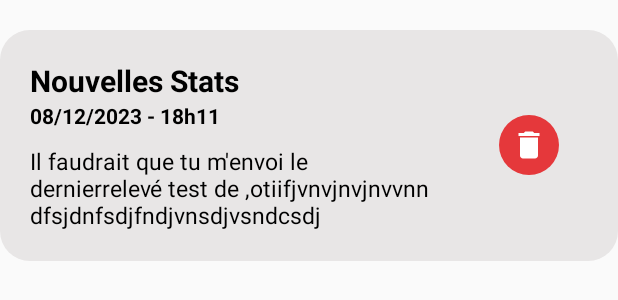
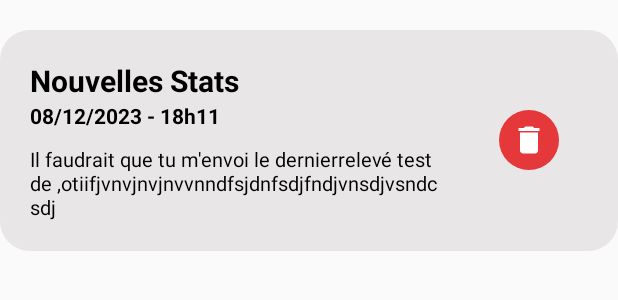
Before and after one commit to ArnaudCs/HAI811I-Interim, an Android app: the layout notification_element_card.xml on its own in the app's theme, with its tools: preview values and no code run, on a phone screen of 412 x 824 dp. Shown: the top 300 px of the screen. Run offline under Robolectric (Android 15) with nearby library versions, the phone set to English and light mode, and no system bars.

Commit message:
[AC] Ajout des notifications (modification layout)

```diff
--- a/app/src/main/res/layout/notification_element_card.xml
+++ b/app/src/main/res/layout/notification_element_card.xml
@@ -73,10 +73,10 @@
                     android:layout_marginTop="10dp"
                     android:layout_height="wrap_content"
                     android:minLines="1"
-                    android:maxLines="4"
+                    android:maxLines="5"
                     android:text="Il faudrait que tu m'envoi le dernierrelevé test de ,otiifjvnvjnvjnvvnndfsjdnfsdjfndjvnsdjvsndcsdj"
                     android:textColor="@color/black"
-                    android:textSize="15sp"></TextView>
+                    android:textSize="13sp"></TextView>
 
             </LinearLayout>
 
```
